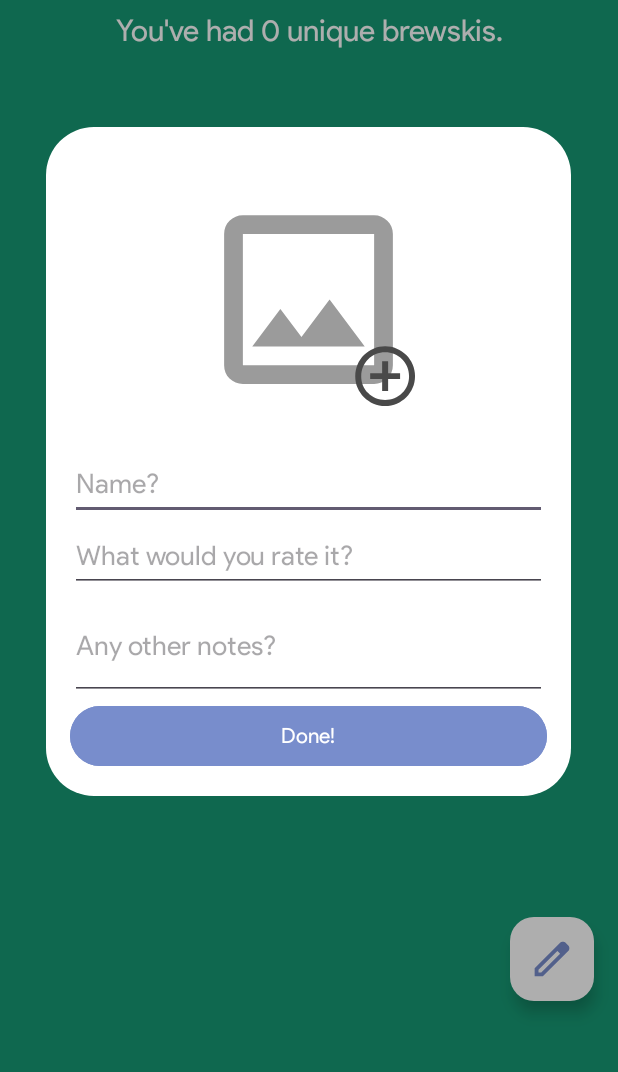
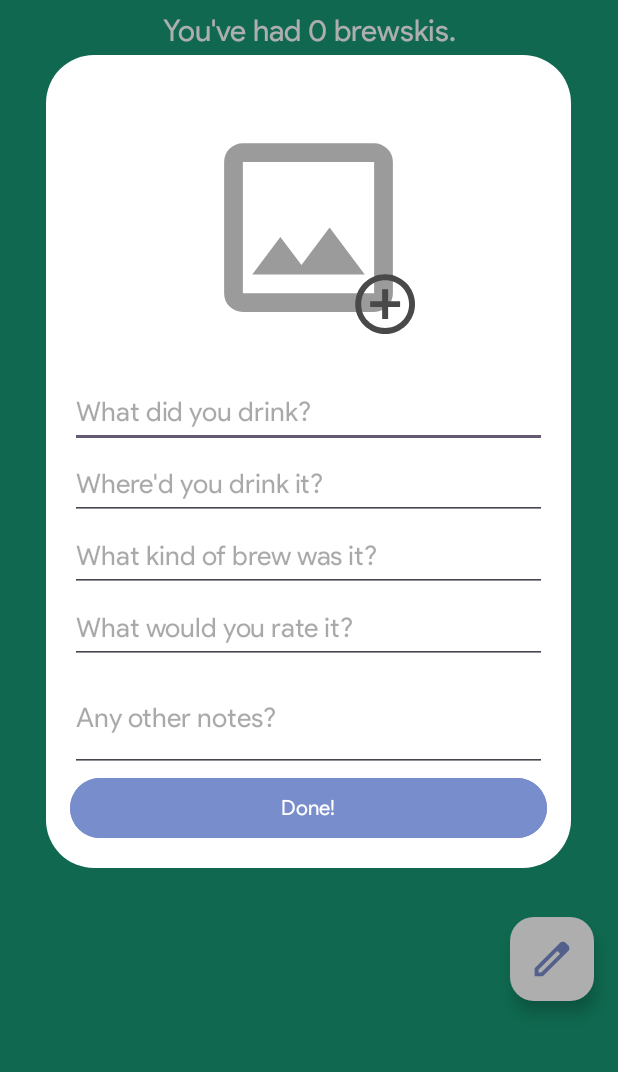
Before and after one commit to efeerhan/AleX, an Android app: the screen it shows after launch (MainActivity), after a tap on an icon or button, on a phone screen of 412 x 824 dp, the part 156-1228 px from its top. Run offline under Robolectric (Android 15) with nearby library versions, the light colour scheme and no system bars; our stand-ins replace Room's generated code.

Commit message:
added fields for kind and where

```diff
--- a/app/build.gradle.kts
+++ b/app/build.gradle.kts
@@ -13,8 +13,8 @@ android {
         applicationId = "com.erhan.alex"
         minSdk = 34
         targetSdk = 34
-        versionCode = 1
-        versionName = "1.0"
+        versionCode = 2
+        versionName = "1.1"
 
         testInstrumentationRunner = "androidx.test.runner.AndroidJUnitRunner"
     }
--- a/app/src/main/AndroidManifest.xml
+++ b/app/src/main/AndroidManifest.xml
@@ -13,7 +13,7 @@
         android:roundIcon="@mipmap/ic_launcher_round"
         android:supportsRtl="true"
         android:theme="@style/Theme.AleX"
-        tools:targetApi="31">
+        >
         <activity
             android:name=".MainActivity"
             android:exported="true"
--- a/app/src/main/java/com/erhan/alex/Adapter.kt
+++ b/app/src/main/java/com/erhan/alex/Adapter.kt
@@ -39,6 +39,8 @@ class Adapter( private val context: Context) :
             val bundle = Bundle()
             bundle.putInt("id", currentItem.id)
             bundle.putString("name", currentItem.name)
+            bundle.putString("where", currentItem.bwhere)
+            bundle.putString("kind", currentItem.kind)
             bundle.putString("date", currentItem.date)
             bundle.putInt("rating", currentItem.rating)
             bundle.putString("notes", currentItem.notes)
--- a/app/src/main/java/com/erhan/alex/AddItemFragment.kt
+++ b/app/src/main/java/com/erhan/alex/AddItemFragment.kt
@@ -33,13 +33,15 @@ import java.nio.file.Paths
 class AddItemFragment : DialogFragment() {
 
     private lateinit var nameField: EditText
+    private lateinit var whereField: EditText
+    private lateinit var kindField: EditText
     private lateinit var rateField: EditText
     private lateinit var noteField: EditText
     private lateinit var buttonAdd: Button
     private lateinit var cameraLauncher: ActivityResultLauncher<Intent>
     private val cameraRequestCode = 101
 
-    var onItemAdded: ((String, Int, String) -> Unit)? = null
+    var onItemAdded: ((String, String, String, Int, String) -> Unit)? = null
 
     override fun onCreateView(
         inflater: LayoutInflater, container: ViewGroup?,
@@ -49,6 +51,8 @@ class AddItemFragment : DialogFragment() {
 
         val imageField: ImageView = view.findViewById(R.id.imageField)
         nameField = view.findViewById(R.id.nameField)
+        whereField = view.findViewById(R.id.whereField)
+        kindField = view.findViewById(R.id.kindField)
         rateField = view.findViewById(R.id.rateField)
         noteField = view.findViewById(R.id.noteField)
 
@@ -57,9 +61,13 @@ class AddItemFragment : DialogFragment() {
             val file = File(context?.filesDir?.path, "images").resolve("IMG_$picInt.jpg")
             imageField.setImageBitmap(BitmapFactory.decodeFile(file.absolutePath))
             val name = arguments?.getString("name")
+            val where = arguments?.getString("where")
+            val kind = arguments?.getString("kind")
             val rating = arguments?.getInt("rating")
             val notes = arguments?.getString("notes")
             nameField.setText(name)
+            whereField.setText(where)
+            kindField.setText(kind)
             rateField.setText(rating.toString())
             noteField.setText(notes)
         }
@@ -68,11 +76,13 @@ class AddItemFragment : DialogFragment() {
 
         buttonAdd.setOnClickListener {
             val nameT = nameField.text.toString().trim()
+            val whereT = whereField.text.toString().trim()
+            val kindT = kindField.text.toString().trim()
             val rateT = rateField.text.toString().trim()
             val noteT = noteField.text.toString().trim()
 
-            if (nameT.isNotEmpty() and rateT.isNotEmpty() and noteT.isNotEmpty()) {
-                onItemAdded?.invoke(nameT, rateT.toInt(), noteT)
+            if (nameT.isNotEmpty() and whereT.isNotEmpty() and kindT.isNotEmpty() and rateT.isNotEmpty() and noteT.isNotEmpty()) {
+                onItemAdded?.invoke(nameT, whereT, kindT, rateT.toInt(), noteT)
                 if ( picInt != null ) {
                     parentFragmentManager.apply {
                         findFragmentByTag("AddItemFragment")?.let {
--- a/app/src/main/java/com/erhan/alex/Entry.kt
+++ b/app/src/main/java/com/erhan/alex/Entry.kt
@@ -8,6 +8,8 @@ import androidx.room.PrimaryKey
 data class Entry (
     @PrimaryKey(autoGenerate = true) var id: Int = 0,
     var name: String,
+    var bwhere: String,
+    var kind: String,
     var date: String,
     var rating: Int,
     var notes: String,
--- a/app/src/main/java/com/erhan/alex/EntryDao.kt
+++ b/app/src/main/java/com/erhan/alex/EntryDao.kt
@@ -18,8 +18,8 @@ interface EntryDao {
     @Query("SELECT COUNT(name) FROM Entries")
     fun getCount(): Int
 
-    @Query("UPDATE Entries SET name=:newName,rating=:newRating, notes=:newNotes WHERE name == :oldName")
-    fun update(oldName: String, newName: String, newRating: String, newNotes: String)
+    @Query("UPDATE Entries SET name=:newName,bwhere=:newWhere,kind=:newKind,rating=:newRating,notes=:newNotes,date=:newDate WHERE id == :id")
+    fun update(id: Int, newName: String, newWhere: String, newKind: String, newRating: Int, newNotes: String, newDate: String)
 
     @Insert
     fun insertAll(vararg users: Entry)
--- a/app/src/main/java/com/erhan/alex/EntryRepository.kt
+++ b/app/src/main/java/com/erhan/alex/EntryRepository.kt
@@ -9,8 +9,8 @@ class EntryRepository(private val entryDao: EntryDao) {
         entryDao.insertAll(entry)
     }
 
-    fun update(oldName: String, newName: String, newRating: String, newNotes: String) {
-        entryDao.update(oldName, newName, newRating, newNotes)
+    fun update(id: Int, newName: String, newWhere: String, newKind: String, newRating: Int, newNotes: String, newDate: String) {
+        entryDao.update(id, newName, newWhere, newKind, newRating, newNotes, newDate)
     }
 
     fun delete(id: Int) {
--- a/app/src/main/java/com/erhan/alex/EntryViewModel.kt
+++ b/app/src/main/java/com/erhan/alex/EntryViewModel.kt
@@ -20,8 +20,8 @@ class EntryViewModel(application: Application) : AndroidViewModel(application) {
         repository.insert(entry)
     }
 
-    fun update(oldName: String, newName: String, newRating: String, newNotes: String)  = viewModelScope.launch {
-        repository.update(oldName, newName, newRating, newNotes)
+    fun update(id: Int, newName: String, newWhere: String, newKind: String, newRating: Int, newNotes: String, newDate: String)  = viewModelScope.launch {
+        repository.update(id, newName, newWhere, newKind, newRating, newNotes, newDate)
     }
 
     fun delete(id: Int) = viewModelScope.launch {
--- a/app/src/main/java/com/erhan/alex/MainActivity.kt
+++ b/app/src/main/java/com/erhan/alex/MainActivity.kt
@@ -43,7 +43,7 @@ class MainActivity : AppCompatActivity() {
         val db by lazy { AppDatabase.getDatabase(this) }
         val dao = db.entryDao()
 
-        val howMany = "You've had "+dao.getCount().toString()+" unique brewskis."
+        val howMany = "You've had "+dao.getCount().toString()+" brewskis."
         val howManyView: TextView = findViewById(R.id.howMany)
         howManyView.text = howMany
 
@@ -63,14 +63,14 @@ class MainActivity : AppCompatActivity() {
         fab = findViewById(R.id.fab)
         fab.setOnClickListener {
             val addItemFragment = AddItemFragment()
-            addItemFragment.onItemAdded = { nameT, rateT, noteT ->
-                addItem(dao, nameT, rateT, noteT)
+            addItemFragment.onItemAdded = { nameT, whereT, kindT, rateT, noteT ->
+                addItem(dao, nameT, whereT, kindT, rateT, noteT)
             }
             addItemFragment.show(supportFragmentManager, "AddItemFragment")
         }
     }
 
-    private fun addItem(dao: EntryDao, name: String, rating: Int, notes: String) {
+    private fun addItem(dao: EntryDao, name: String, where: String, kind: String, rating: Int, notes: String) {
         val maxPic = dao.getMaxPic()
         val newPic: Int = if ( dao.getCount() == 0 ) {
             0
@@ -79,6 +79,8 @@ class MainActivity : AppCompatActivity() {
         }
         entryViewModel.insert(Entry(
             name = name,
+            bwhere = where,
+            kind = kind,
             date = SimpleDateFormat("MM/dd/yyyy", Locale.US).format(Calendar.getInstance().time),
             rating = rating,
             notes = notes,
--- a/app/src/main/res/layout/additem.xml
+++ b/app/src/main/res/layout/additem.xml
@@ -22,6 +22,27 @@
         android:autofillHints=""
         android:hint="@string/nameHint"
         android:fontFamily="@font/ps"
+        android:textColor="@color/black"
+        android:inputType="text" />
+
+    <EditText
+        android:id="@+id/whereField"
+        android:layout_width="match_parent"
+        android:layout_height="48dp"
+        android:autofillHints=""
+        android:hint="@string/whereHint"
+        android:fontFamily="@font/ps"
+        android:textColor="@color/black"
+        android:inputType="text" />
+
+    <EditText
+        android:id="@+id/kindField"
+        android:layout_width="match_parent"
+        android:layout_height="48dp"
+        android:autofillHints=""
+        android:hint="@string/kindHint"
+        android:fontFamily="@font/ps"
+        android:textColor="@color/black"
         android:inputType="text" />
 
     <EditText
@@ -31,6 +52,7 @@
         android:autofillHints=""
         android:hint="@string/rateHint"
         android:fontFamily="@font/ps"
+        android:textColor="@color/black"
         android:inputType="number" />
 
     <EditText
@@ -40,6 +62,7 @@
         android:autofillHints=""
         android:hint="@string/notesHint"
         android:fontFamily="@font/ps"
+        android:textColor="@color/black"
         android:inputType="text" />
 
     <Button
--- a/app/src/main/res/values/strings.xml
+++ b/app/src/main/res/values/strings.xml
@@ -2,7 +2,9 @@
     <string name="app_name">AleX</string>
     <string name="welcome">Hey, Alex!</string>
     <string name="descPlaceholder">h</string>
-    <string name="nameHint">Name?</string>
+    <string name="nameHint">What did you drink?</string>
+    <string name="whereHint">Where\'d you drink it?</string>
+    <string name="kindHint">What kind of brew was it?</string>
     <string name="rateHint">What would you rate it?</string>
     <string name="notesHint">Any other notes?</string>
     <string name="done">Done!</string>
@@ -14,6 +16,8 @@
     <string name="youSurePrompt2">You will never be able to recover it…</string>
 
     <string name="viewDatePrefix">Date recorded: </string>
+    <string name="viewWherePrefix">You drank this at: </string>
+    <string name="viewKindPrefix">This drink is a: </string>
     <string name="viewRatingPrefix">You rated this: </string>
     <string name="viewNotes">Your notes: </string>
 </resources>
```
Also changed, not shown: app/src/main/java/com/erhan/alex/ViewItemFragment.kt (+21 -4 lines), app/src/main/res/layout/viewitem.xml (+22 -3 lines), 1 other file.
